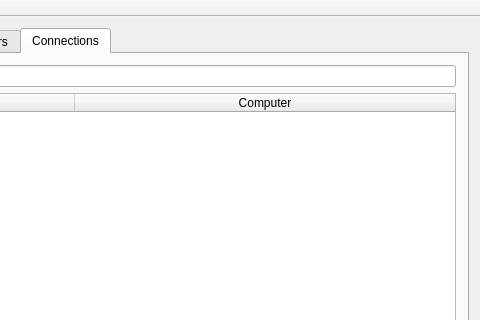
Qt form vln-vika3/vln3/mainwindow.ui (hoddiingi/vln1-2016) before a commit; both pictures show x 150 to 630 and y 0 to 320 of the 630 by 611 pixel window.
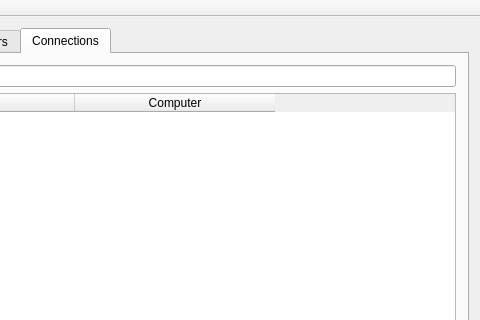
The same form after that commit.

Diff of the .ui file:
```diff
--- a/vln-vika3/vln3/mainwindow.ui
+++ b/vln-vika3/vln3/mainwindow.ui
@@ -252,7 +252,7 @@
            <number>37</number>
           </attribute>
           <attribute name="horizontalHeaderStretchLastSection">
-           <bool>true</bool>
+           <bool>false</bool>
           </attribute>
           <attribute name="verticalHeaderCascadingSectionResizes">
            <bool>false</bool>
```
Left out of the diff: 4 changed lines with no effect on the pictures.
